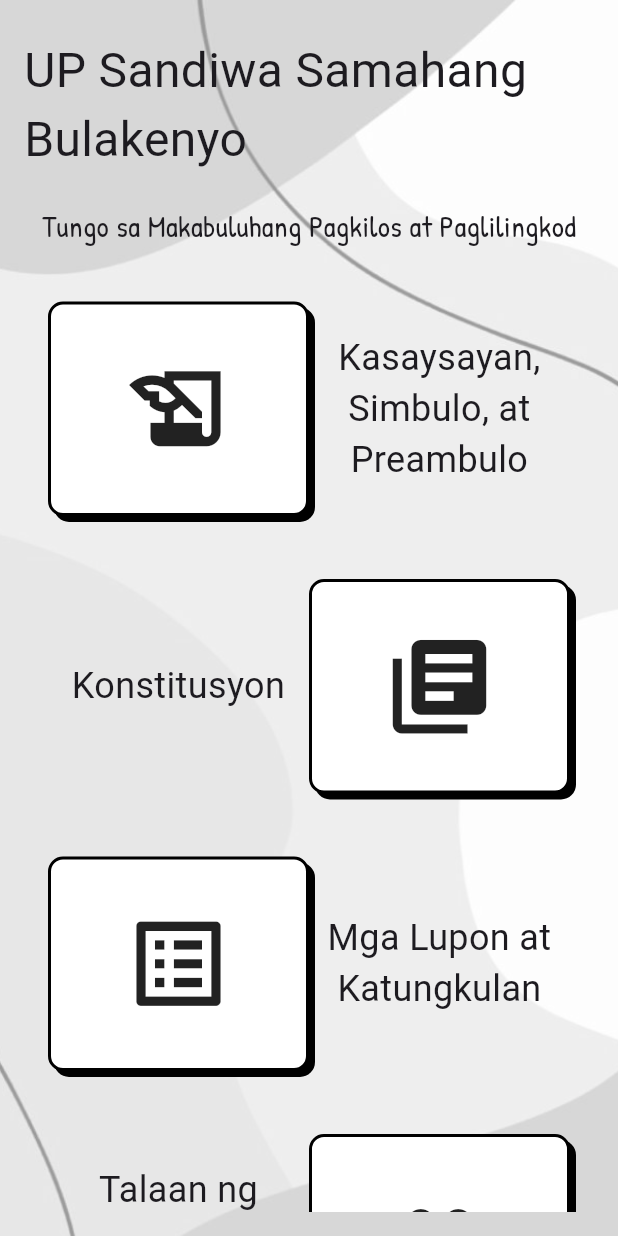
After one commit to elcartedave/sandiwapp, a Flutter app: the ApplicantOrgPage screen opened directly, on a phone screen of 412 x 824 dp. The commit adds this screen. Run offline on Flutter 3.47's test engine with Material 3 defaults, Android fonts, the light colour scheme and no system bars; our stand-ins replace cloud_firestore, curved_navigation_bar, dotted_border, firebase_auth, firebase_core, firebase_messaging and 5 more; missing offline and left inert: any_link_preview, syncfusion_flutter_pdfviewer; accounts and stored records are empty; Roboto replaces fonts that are missing (Playball).

Commit message:
added orgpage in applicant dashboard

```diff
--- /dev/null
+++ b/lib/components/animatedButton.dart
@@ -0,0 +1,103 @@
+import 'package:flutter/material.dart';
+import 'package:google_fonts/google_fonts.dart';
+
+class AnimatedButton extends StatelessWidget {
+  final bool isPressed;
+  final IconData icon;
+  final String text;
+  final VoidCallback onTap;
+  final int order;
+
+  const AnimatedButton({
+    Key? key,
+    required this.isPressed,
+    required this.order,
+    required this.icon,
+    required this.text,
+    required this.onTap,
+  }) : super(key: key);
+
+  @override
+  Widget build(BuildContext context) {
+    return GestureDetector(
+      onTap: onTap,
+      child: Row(
+        mainAxisAlignment: MainAxisAlignment.spaceBetween,
+        children: [
+          order == 1
+              ? Expanded(
+                  child: AnimatedContainer(
+                    duration: Duration(milliseconds: 50),
+                    transform: Matrix4.translationValues(
+                        isPressed ? 4 : 0, isPressed ? 4 : 0, 0),
+                    decoration: BoxDecoration(
+                      color: Colors.white,
+                      shape: BoxShape.rectangle,
+                      border: Border.all(color: Colors.black, width: 2),
+                      borderRadius: BorderRadius.circular(10),
+                      boxShadow: [
+                        BoxShadow(
+                          color: Colors.black,
+                          blurRadius: 0,
+                          offset: isPressed
+                              ? Offset(0, 0)
+                              : Offset(4, 4), // Shadow position
+                        ),
+                      ],
+                    ),
+                    child: Padding(
+                      padding: const EdgeInsets.all(32.0),
+                      child: Center(
+                        child: Icon(icon, size: 75),
+                      ),
+                    ),
+                  ),
+                )
+              : Expanded(
+                  child: Text(
+                    text,
+                    textAlign: TextAlign.center,
+                    style: GoogleFonts.playball(fontSize: 24),
+                  ),
+                ),
+          order == 1
+              ? Expanded(
+                  child: Text(
+                    text,
+                    textAlign: TextAlign.center,
+                    style: GoogleFonts.playball(fontSize: 24),
+                  ),
+                )
+              : Expanded(
+                  child: AnimatedContainer(
+                    duration: Duration(milliseconds: 50),
+                    transform: Matrix4.translationValues(
+                        isPressed ? 4 : 0, isPressed ? 4 : 0, 0),
+                    decoration: BoxDecoration(
+                      color: Colors.white,
+                      shape: BoxShape.rectangle,
+                      border: Border.all(color: Colors.black, width: 2),
+                      borderRadius: BorderRadius.circular(10),
+                      boxShadow: [
+                        BoxShadow(
+                          color: Colors.black,
+                          blurRadius: 0,
+                          offset: isPressed
+                              ? Offset(0, 0)
+                              : Offset(4, 4), // Shadow position
+                        ),
+                      ],
+                    ),
+                    child: Padding(
+                      padding: const EdgeInsets.all(32.0),
+                      child: Center(
+                        child: Icon(icon, size: 75),
+                      ),
+                    ),
+                  ),
+                )
+        ],
+      ),
+    );
+  }
+}
--- a/lib/screens/applicants/ApplicantCalendar.dart
+++ b/lib/screens/applicants/ApplicantCalendar.dart
@@ -1,5 +1,4 @@
 import 'package:flutter/material.dart';
-import 'package:flutter/widgets.dart';
 import 'package:google_fonts/google_fonts.dart';
 import 'package:provider/provider.dart';
 import 'package:sandiwapp/components/button.dart';
@@ -9,17 +8,9 @@ import 'package:sandiwapp/components/textfield.dart';
 import 'package:sandiwapp/components/texts.dart';
 import 'package:sandiwapp/models/activityModel.dart';
 import 'package:sandiwapp/models/calendarEvent.dart';
-import 'package:sandiwapp/models/eventModel.dart';
-import 'package:sandiwapp/models/formsModel.dart';
-import 'package:sandiwapp/models/taskModel.dart';
 import 'package:sandiwapp/providers/activity_provider.dart';
-import 'package:sandiwapp/providers/event_provider.dart';
-import 'package:sandiwapp/providers/forms_provider.dart';
-import 'package:sandiwapp/providers/task_provider.dart';
-import 'package:sandiwapp/screens/users/organization/ViewEventPage.dart';
 import 'package:table_calendar/table_calendar.dart';
 import 'package:cloud_firestore/cloud_firestore.dart';
-import 'package:url_launcher/url_launcher.dart';
 
 class ApplicantCalendar extends StatefulWidget {
   const ApplicantCalendar({super.key});
@@ -254,7 +245,7 @@ class _ApplicantCalendarState extends State<ApplicantCalendar> {
       appBar: AppBar(
         scrolledUnderElevation: 0.0,
         backgroundColor: Colors.white,
-        title: PatrickHand(text: "Talaan ng Events ng Lupon", fontSize: 24),
+        title: PatrickHand(text: "Talaan ng Events ng Aplikante", fontSize: 24),
       ),
       floatingActionButton: FloatingActionButton(
         backgroundColor: Colors.black,
--- a/lib/screens/applicants/ApplicantHome.dart
+++ b/lib/screens/applicants/ApplicantHome.dart
@@ -11,10 +11,10 @@ import 'package:sandiwapp/screens/applicants/AllResidentsPage.dart';
 import 'package:sandiwapp/screens/applicants/ApplicantAnnouncement.dart';
 import 'package:sandiwapp/screens/applicants/ApplicantCalendar.dart';
 import 'package:sandiwapp/screens/applicants/ApplicantMessages.dart';
+import 'package:sandiwapp/screens/applicants/ApplicantOrgPage.dart';
 import 'package:sandiwapp/screens/applicants/ApplicantPosts.dart';
 import 'package:sandiwapp/screens/applicants/ApplicantProfilePge.dart';
 import 'package:sandiwapp/screens/applicants/ApplicantResidents.dart';
-import 'package:sandiwapp/screens/users/UserProfilePage.dart';
 
 class ApplicantHome extends StatefulWidget {
   const ApplicantHome({super.key});
@@ -118,8 +118,22 @@ class _ApplicantHomeState extends State<ApplicantHome> {
                               Stack(
                                 alignment: Alignment.topCenter,
                                 children: [
+                                  const SizedBox(height: 10),
+                                  Image.asset(
+                                    'assets/images/sandiwa_cutout.png',
+                                    fit: BoxFit.cover,
+                                    width: double.infinity,
+                                    height: MediaQuery.of(context).size.height *
+                                        0.2,
+                                  ),
                                   GestureDetector(
-                                    onTap: () {},
+                                    onTap: () {
+                                      Navigator.push(
+                                          context,
+                                          MaterialPageRoute(
+                                              builder: (context) =>
+                                                  ApplicantOrgPage()));
+                                    },
                                     child: Container(
                                       padding:
                                           EdgeInsets.symmetric(horizontal: 14),
@@ -137,14 +151,6 @@ class _ApplicantHomeState extends State<ApplicantHome> {
                                         style: blackText,
                                       ),
                                     ),
-                                  ),
-                                  const SizedBox(height: 10),
-                                  Image.asset(
-                                    'assets/images/sandiwa_cutout.png',
-                                    fit: BoxFit.cover,
-                                    width: double.infinity,
-                                    height: MediaQuery.of(context).size.height *
-                                        0.2,
                                   ),
                                 ],
                               )
--- /dev/null
+++ b/lib/screens/applicants/ApplicantOrgPage.dart
@@ -0,0 +1,135 @@
+import 'package:flutter/material.dart';
+import 'package:sandiwapp/components/animatedButton.dart';
+import 'package:sandiwapp/components/texts.dart';
+import 'package:sandiwapp/screens/users/organization/overview/Konstitusyon.dart';
+
+class ApplicantOrgPage extends StatefulWidget {
+  const ApplicantOrgPage({super.key});
+
+  @override
+  State<ApplicantOrgPage> createState() => _ApplicantOrgPageState();
+}
+
+class _ApplicantOrgPageState extends State<ApplicantOrgPage> {
+  bool _isPressed1 = false;
+  bool _isPressed2 = false;
+  bool _isPressed3 = false;
+  bool _isPressed4 = false;
+
+  void _navigateToPage(Widget page, int buttonIndex) async {
+    setState(() {
+      switch (buttonIndex) {
+        case 1:
+          _isPressed1 = true;
+          break;
+        case 2:
+          _isPressed2 = true;
+          break;
+        case 3:
+          _isPressed3 = true;
+          break;
+        case 4:
+          _isPressed4 = true;
+          break;
+      }
+    });
+
+    await Future.delayed(Duration(milliseconds: 50));
+
+    Navigator.push(
+      context,
+      MaterialPageRoute(builder: (context) => page),
+    ).then((_) {
+      setState(() {
+        switch (buttonIndex) {
+          case 1:
+            _isPressed1 = false;
+            break;
+          case 2:
+            _isPressed2 = false;
+            break;
+          case 3:
+            _isPressed3 = false;
+            break;
+          case 4:
+            _isPressed4 = false;
+            break;
+        }
+      });
+    });
+  }
+
+  @override
+  Widget build(BuildContext context) {
+    return Scaffold(
+      backgroundColor: Colors.white,
+      body: Container(
+        padding: EdgeInsets.fromLTRB(16, 24, 16, 16),
+        decoration: BoxDecoration(
+          color: Colors.white,
+          image: DecorationImage(
+            opacity: 0.4,
+            image: AssetImage("assets/images/whitebg2.jpg"),
+            fit: BoxFit.cover,
+          ),
+        ),
+        child: SingleChildScrollView(
+          child: Column(
+            children: [
+              PatrickHandSC(
+                  text: "UP Sandiwa Samahang Bulakenyo", fontSize: 32),
+              const SizedBox(height: 20),
+              PatrickHand(
+                  text: "Tungo sa Makabuluhang Pagkilos at Paglilingkod",
+                  fontSize: 20),
+              const SizedBox(height: 20),
+              Padding(
+                padding: const EdgeInsets.all(16.0),
+                child: AnimatedButton(
+                  order: 1,
+                  isPressed: _isPressed1,
+                  icon: Icons.history_edu,
+                  text: "Kasaysayan, Simbulo, at Preambulo",
+                  onTap: () => _navigateToPage(Konstitusyon(), 1),
+                ),
+              ),
+              const SizedBox(height: 10),
+              Padding(
+                padding: const EdgeInsets.all(16.0),
+                child: AnimatedButton(
+                  order: 2,
+                  isPressed: _isPressed2,
+                  icon: Icons.library_books,
+                  text: "Konstitusyon",
+                  onTap: () => _navigateToPage(Konstitusyon(), 2),
+                ),
+              ),
+              const SizedBox(height: 10),
+              Padding(
+                padding: const EdgeInsets.all(16.0),
+                child: AnimatedButton(
+                  order: 1,
+                  isPressed: _isPressed3,
+                  icon: Icons.list_alt,
+                  text: "Mga Lupon at Katungkulan",
+                  onTap: () => _navigateToPage(Konstitusyon(), 3),
+                ),
+              ),
+              const SizedBox(height: 10),
+              Padding(
+                padding: const EdgeInsets.all(16.0),
+                child: AnimatedButton(
+                  order: 2,
+                  isPressed: _isPressed4,
+                  icon: Icons.people,
+                  text: "Talaan ng Batches at Residente",
+                  onTap: () => _navigateToPage(Konstitusyon(), 4),
+                ),
+              ),
+            ],
+          ),
+        ),
+      ),
+    );
+  }
+}
```
